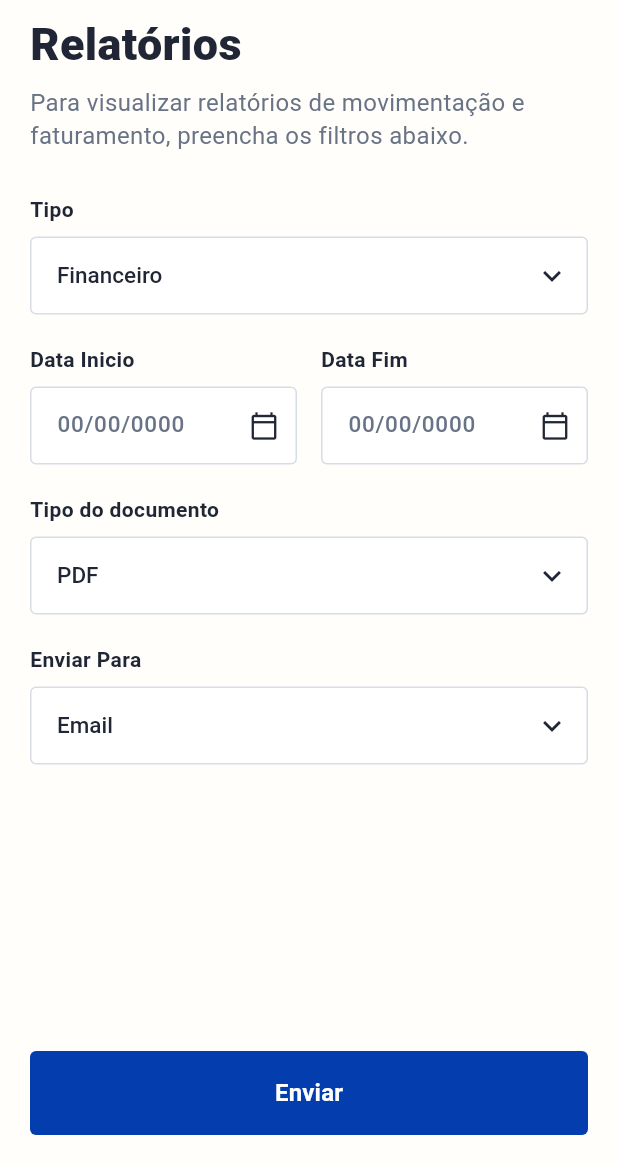
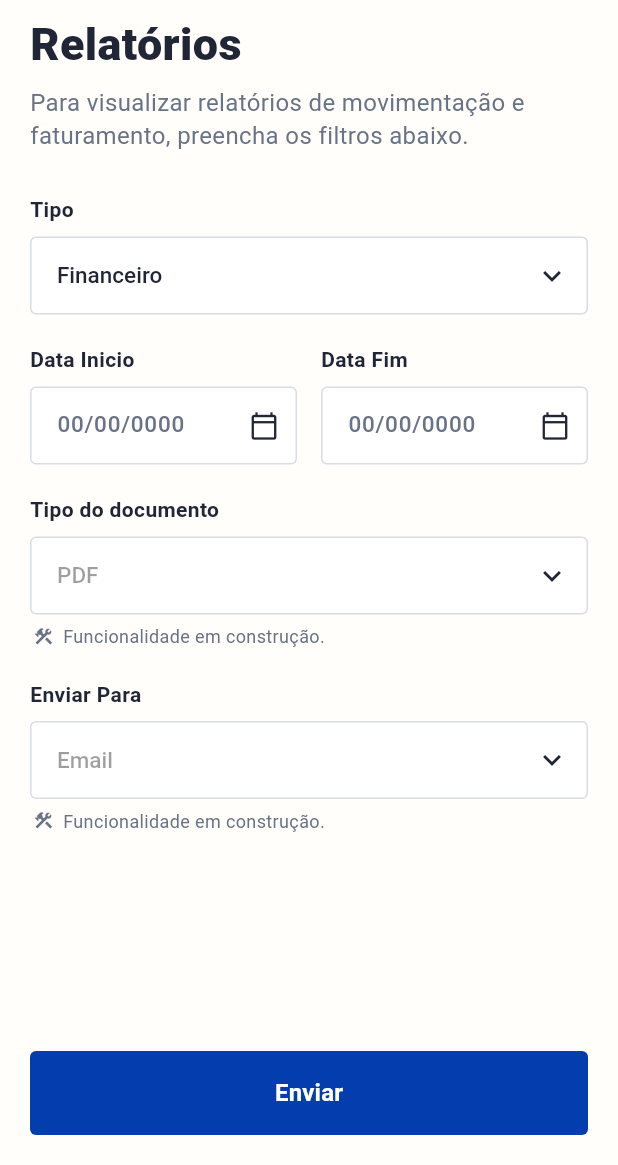
Before and after one commit to KaioVinicios/LocalBiz, a Flutter app: the ReportPage screen opened by its route, on a phone screen of 412 x 824 dp, the part 71-1236 px from its top. Run offline on Flutter 3.47's test engine with Material 3 defaults, Android fonts, the phone set to English and light mode, and no system bars; our stand-ins replace cloud_firestore, firebase_auth, firebase_core, firebase_storage, flutter_svg, google_fonts and 1 more; missing offline and left inert: dart:js_interop; accounts and stored records are empty; generated files the repository leaves out were written again.

Commit message:
feat(reports): generate financial, sales and scheduling reports by period

```diff
--- a/localbiz/lib/core/ui/labeled_fields.dart
+++ b/localbiz/lib/core/ui/labeled_fields.dart
@@ -140,6 +140,7 @@ class LabeledDropdown extends StatelessWidget {
     required this.value,
     required this.items,
     required this.onChanged,
+    this.enabled = true,
   });
 
   final String label;
@@ -147,13 +148,16 @@ class LabeledDropdown extends StatelessWidget {
   final List<String> items;
   final ValueChanged<String?> onChanged;
 
+  /// Quando `false`, o campo fica acinzentado e não recebe interação.
+  final bool enabled;
+
   @override
   Widget build(BuildContext context) {
     return _LabelWrap(
       label: label,
       child: DropdownButtonFormField<String>(
         initialValue: value,
-        onChanged: onChanged,
+        onChanged: enabled ? onChanged : null,
         isExpanded: true,
         icon: const Icon(
           Icons.keyboard_arrow_down,
--- a/localbiz/lib/features/configuration/data/models/relatorio_model.dart
+++ b/localbiz/lib/features/configuration/data/models/relatorio_model.dart
@@ -1,17 +1,27 @@
 import 'package:cloud_firestore/cloud_firestore.dart';
 
 /// Relatório gerado e arquivado em `usuarios/{uid}/relatorios`.
-/// Guarda os filtros usados e os totais apurados no período.
+/// Guarda os filtros usados e os totais apurados no período, conforme o tipo.
 class RelatorioModel {
   final String id;
-  final String tipo; // Financeiro | Movimentação | Vendas
+  final String tipo; // Financeiro | Vendas | Agendamentos
   final String dataInicio; // ISO yyyy-MM-dd
   final String dataFim; // ISO yyyy-MM-dd
   final String formato; // PDF | CSV | XLSX
   final String destino; // Email | Whatsapp
-  final int quantidade; // agendamentos no período
-  final int cancelados;
-  final double valorTotal; // soma dos valores (exceto cancelados)
+
+  // Vendas
+  final int quantidade; // nº de vendas no período
+  final double valorTotal; // faturamento total (produtos + serviços)
+
+  // Financeiro
+  final double valorProdutos; // arrecadado em produtos (vendas)
+  final double valorServicos; // arrecadado em serviços (agendamentos)
+
+  // Agendamentos
+  final int finalizados; // agendamentos cuja data já passou
+  final int emAberto; // agendamentos cuja data ainda está por vir
+
   final DateTime? geradoEm;
 
   const RelatorioModel({
@@ -21,9 +31,12 @@ class RelatorioModel {
     required this.dataFim,
     required this.formato,
     required this.destino,
-    required this.quantidade,
-    required this.cancelados,
-    required this.valorTotal,
+    this.quantidade = 0,
+    this.valorTotal = 0,
+    this.valorProdutos = 0,
+    this.valorServicos = 0,
+    this.finalizados = 0,
+    this.emAberto = 0,
     this.geradoEm,
   });
 
@@ -37,8 +50,11 @@ class RelatorioModel {
       formato: d['formato'] as String? ?? '',
       destino: d['destino'] as String? ?? '',
       quantidade: (d['quantidade'] as num?)?.toInt() ?? 0,
-      cancelados: (d['cancelados'] as num?)?.toInt() ?? 0,
       valorTotal: (d['valorTotal'] as num?)?.toDouble() ?? 0.0,
+      valorProdutos: (d['valorProdutos'] as num?)?.toDouble() ?? 0.0,
+      valorServicos: (d['valorServicos'] as num?)?.toDouble() ?? 0.0,
+      finalizados: (d['finalizados'] as num?)?.toInt() ?? 0,
+      emAberto: (d['emAberto'] as num?)?.toInt() ?? 0,
       geradoEm: (d['geradoEm'] as Timestamp?)?.toDate(),
     );
   }
@@ -50,8 +66,11 @@ class RelatorioModel {
     'formato': formato,
     'destino': destino,
     'quantidade': quantidade,
-    'cancelados': cancelados,
     'valorTotal': valorTotal,
+    'valorProdutos': valorProdutos,
+    'valorServicos': valorServicos,
+    'finalizados': finalizados,
+    'emAberto': emAberto,
     'geradoEm': FieldValue.serverTimestamp(),
   };
 }
--- a/localbiz/lib/features/configuration/presentation/screens/report_page.dart
+++ b/localbiz/lib/features/configuration/presentation/screens/report_page.dart
@@ -166,7 +166,7 @@ class _ReportPageState extends State<ReportPage> {
                     LabeledDropdown(
                       label: 'Tipo',
                       value: _type,
-                      items: const ['Financeiro', 'Movimentação', 'Vendas'],
+                      items: const ['Financeiro', 'Vendas', 'Agendamentos'],
                       onChanged: (v) => setState(() => _type = v ?? _type),
                     ),
                     const SizedBox(height: 20),
@@ -197,16 +197,20 @@ class _ReportPageState extends State<ReportPage> {
                       label: 'Tipo do documento',
                       value: _docType,
                       items: const ['PDF', 'CSV', 'XLSX'],
+                      enabled: false,
                       onChanged: (v) =>
                           setState(() => _docType = v ?? _docType),
                     ),
+                    const _LegendaEmConstrucao(),
                     const SizedBox(height: 20),
                     LabeledDropdown(
                       label: 'Enviar Para',
                       value: _sendTo,
                       items: const ['Email', 'Whatsapp'],
+                      enabled: false,
                       onChanged: (v) => setState(() => _sendTo = v ?? _sendTo),
                     ),
+                    const _LegendaEmConstrucao(),
                     if (_resultado != null) ...[
                       const SizedBox(height: 28),
                       _ResultadoCard(relatorio: _resultado!),
@@ -234,9 +238,33 @@ class _ResultadoCard extends StatelessWidget {
 
   final RelatorioModel relatorio;
 
+  static String _reais(double v) =>
+      'R\$ ${v.toStringAsFixed(2).replaceAll('.', ',')}';
+
+  List<Widget> _linhasPorTipo() {
+    switch (relatorio.tipo) {
+      case 'Financeiro':
+        return [
+          _LinhaResumo(rotulo: 'Serviços', valor: _reais(relatorio.valorServicos)),
+          _LinhaResumo(rotulo: 'Produtos', valor: _reais(relatorio.valorProdutos)),
+          _LinhaResumo(rotulo: 'Total', valor: _reais(relatorio.valorTotal)),
+        ];
+      case 'Agendamentos':
+        return [
+          _LinhaResumo(rotulo: 'Finalizados', valor: '${relatorio.finalizados}'),
+          _LinhaResumo(rotulo: 'Em aberto', valor: '${relatorio.emAberto}'),
+        ];
+      case 'Vendas':
+      default:
+        return [
+          _LinhaResumo(rotulo: 'Vendas', valor: '${relatorio.quantidade}'),
+          _LinhaResumo(rotulo: 'Faturamento', valor: _reais(relatorio.valorTotal)),
+        ];
+    }
+  }
+
   @override
   Widget build(BuildContext context) {
-    final valor = relatorio.valorTotal.toStringAsFixed(2).replaceAll('.', ',');
     return Container(
       padding: const EdgeInsets.all(16),
       decoration: BoxDecoration(
@@ -264,16 +292,39 @@ class _ResultadoCard extends StatelessWidget {
             ),
           ),
           const SizedBox(height: 16),
-          _LinhaResumo(rotulo: 'Agendamentos', valor: '${relatorio.quantidade}'),
-          _LinhaResumo(rotulo: 'Cancelados', valor: '${relatorio.cancelados}'),
-          _LinhaResumo(rotulo: 'Faturamento', valor: 'R\$ $valor'),
+          ..._linhasPorTipo(),
           const SizedBox(height: 8),
-          Text(
-            'Salvo no histórico • ${relatorio.formato} • ${relatorio.destino}',
-            style: const TextStyle(
+          const Text(
+            'Salvo no histórico',
+            style: TextStyle(
               fontSize: 12,
               color: AppColors.textSecondary,
             ),
+          ),
+        ],
+      ),
+    );
+  }
+}
+
+class _LegendaEmConstrucao extends StatelessWidget {
+  const _LegendaEmConstrucao();
+
+  @override
+  Widget build(BuildContext context) {
+    return const Padding(
+      padding: EdgeInsets.only(top: 6, left: 2),
+      child: Row(
+        children: [
+          Icon(
+            Icons.construction_outlined,
+            size: 14,
+            color: AppColors.textSecondary,
+          ),
+          SizedBox(width: 6),
+          Text(
+            'Funcionalidade em construção.',
+            style: TextStyle(fontSize: 12, color: AppColors.textSecondary),
           ),
         ],
       ),
```
Also changed, not shown: localbiz/lib/features/configuration/data/repositories/relatorio_repository.dart (+155 -26 lines), localbiz/lib/features/services/repositories/agendamentos_repositories.dart (+13 -2 lines).
